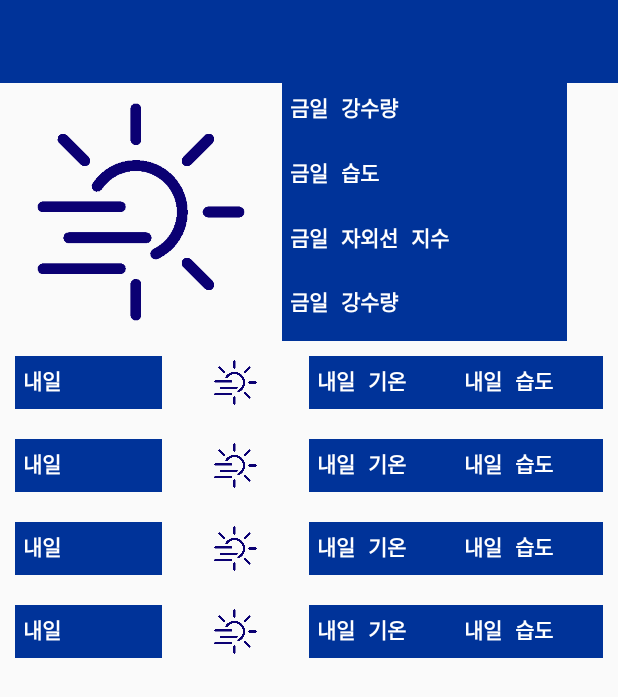
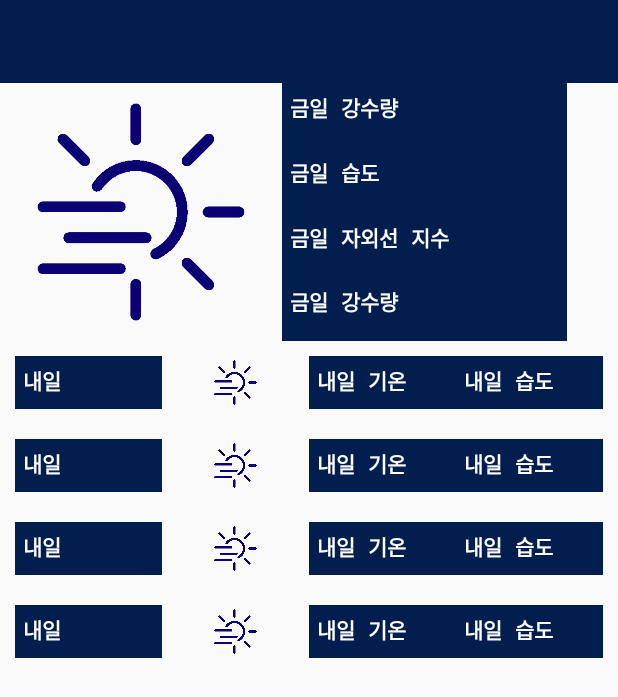
Before and after one commit to uni3621/nabi, an Android app: the layout activity_weather.xml on its own in the app's theme, with its tools: preview values and no code run, on a phone screen of 412 x 824 dp. Shown: the top 697 px of the screen. Run offline under Robolectric (Android 15) with nearby library versions, the phone set to English and light mode, and no system bars.

Commit message:
no message

```diff
--- a/app/src/main/res/layout/activity_weather.xml
+++ b/app/src/main/res/layout/activity_weather.xml
@@ -16,7 +16,7 @@
             android:layout_width="55dp"
             android:layout_height="55dp"
             android:layout_weight="1"
-            android:background="#003399"
+            android:background="#021E4F"
             android:textColor="#FFFFFF"
             android:textStyle="bold"
             tools:textStyle="bold"
@@ -57,7 +57,7 @@
                     android:layout_width="190dp"
                     android:layout_height="45dp"
                     android:layout_weight="1"
-                    android:background="#003399"
+                    android:background="#021E4F"
                     android:text="금일 강수량"
                     android:textColor="#FFFFFF"
                     android:textStyle="bold"
@@ -70,7 +70,7 @@
                     android:layout_width="190dp"
                     android:layout_height="45dp"
                     android:layout_weight="1"
-                    android:background="#003399"
+                    android:background="#021E4F"
                     android:text="금일 습도"
                     android:textColor="#FFFFFF"
                     android:textStyle="bold"
@@ -83,7 +83,7 @@
                     android:layout_width="190dp"
                     android:layout_height="45dp"
                     android:layout_weight="1"
-                    android:background="#003399"
+                    android:background="#021E4F"
                     android:text="금일 자외선 지수"
                     android:textColor="#FFFFFF"
                     android:textStyle="bold"
@@ -96,7 +96,7 @@
                     android:layout_width="190dp"
                     android:layout_height="45dp"
                     android:layout_weight="1"
-                    android:background="#003399"
+                    android:background="#021E4F"
                     android:text="금일 강수량"
                     android:textColor="#FFFFFF"
                     android:textStyle="bold"
@@ -130,7 +130,7 @@
                 android:layout_width="35dp"
                 android:layout_height="35dp"
                 android:layout_weight="1"
-                android:background="#003399"
+                android:background="#021E4F"
                 android:text="내일"
                 android:textColor="#FFFFFF"
                 android:textStyle="bold"
@@ -150,7 +150,7 @@
                 android:layout_width="35dp"
                 android:layout_height="35dp"
                 android:layout_weight="1"
-                android:background="#003399"
+                android:background="#021E4F"
                 android:text="내일 기온"
                 android:textColor="#FFFFFF"
                 android:textStyle="bold"
@@ -163,7 +163,7 @@
                 android:layout_width="35dp"
                 android:layout_height="35dp"
                 android:layout_weight="1"
-                android:background="#003399"
+                android:background="#021E4F"
                 android:text="내일 습도"
                 android:textColor="#FFFFFF"
                 android:textStyle="bold"
@@ -187,7 +187,7 @@
                 android:layout_width="35dp"
                 android:layout_height="35dp"
                 android:layout_weight="1"
-                android:background="#003399"
+                android:background="#021E4F"
                 android:text="내일"
                 android:textColor="#FFFFFF"
                 android:textStyle="bold"
@@ -207,7 +207,7 @@
                 android:layout_width="35dp"
                 android:layout_height="35dp"
                 android:layout_weight="1"
-                android:background="#003399"
+                android:background="#021E4F"
                 android:text="내일 기온"
                 android:textColor="#FFFFFF"
                 android:textStyle="bold"
@@ -220,7 +220,7 @@
                 android:layout_width="35dp"
                 android:layout_height="35dp"
                 android:layout_weight="1"
-                android:background="#003399"
+                android:background="#021E4F"
                 android:text="내일 습도"
                 android:textColor="#FFFFFF"
                 android:textStyle="bold"
@@ -244,7 +244,7 @@
                 android:layout_width="35dp"
                 android:layout_height="35dp"
                 android:layout_weight="1"
-                android:background="#003399"
+                android:background="#021E4F"
                 android:text="내일"
                 android:textColor="#FFFFFF"
                 android:textStyle="bold"
@@ -266,7 +266,7 @@
                 android:layout_weight="1"
                 android:text="내일 기온"
                 android:textColor="#FFFFFF"
-                android:background="#003399"
+                android:background="#021E4F"
                 android:textStyle="bold"
                 tools:textStyle="bold"
                 android:padding="5dp"
@@ -279,7 +279,7 @@
                 android:layout_weight="1"
                 android:text="내일 습도"
                 android:textColor="#FFFFFF"
-                android:background="#003399"
+                android:background="#021E4F"
                 android:textStyle="bold"
                 tools:textStyle="bold"
                 android:padding="5dp"
@@ -303,7 +303,7 @@
                 android:layout_weight="1"
                 android:text="내일"
                 android:textColor="#FFFFFF"
-                android:background="#003399"
+                android:background="#021E4F"
                 android:textStyle="bold"
                 tools:textStyle="bold"
                 android:padding="5dp"
@@ -323,7 +323,7 @@
                 android:layout_weight="1"
                 android:text="내일 기온"
                 android:textColor="#FFFFFF"
-                android:background="#003399"
+                android:background="#021E4F"
                 android:textStyle="bold"
                 tools:textStyle="bold"
                 android:padding="5dp"
@@ -336,7 +336,7 @@
                 android:layout_weight="1"
                 android:text="내일 습도"
                 android:textColor="#FFFFFF"
-                android:background="#003399"
+                android:background="#021E4F"
                 android:textStyle="bold"
                 tools:textStyle="bold"
                 android:padding="5dp"
```
Also changed, not shown: app/src/main/java/com/example/user/myapplication/activity/WeatherActivity.java (+5 -37 lines).
